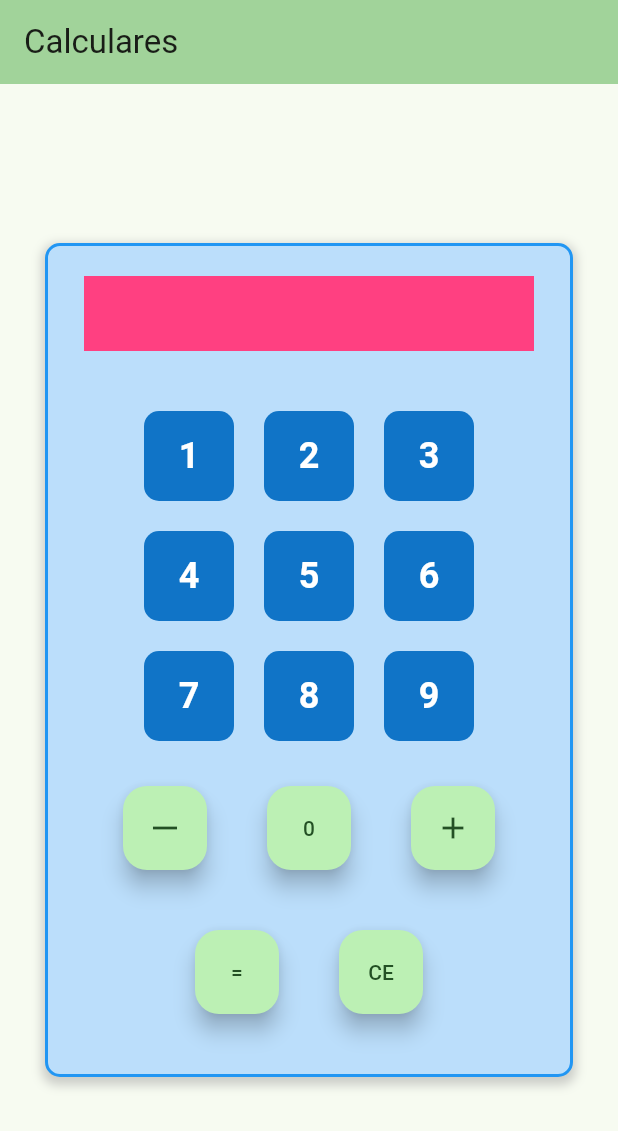
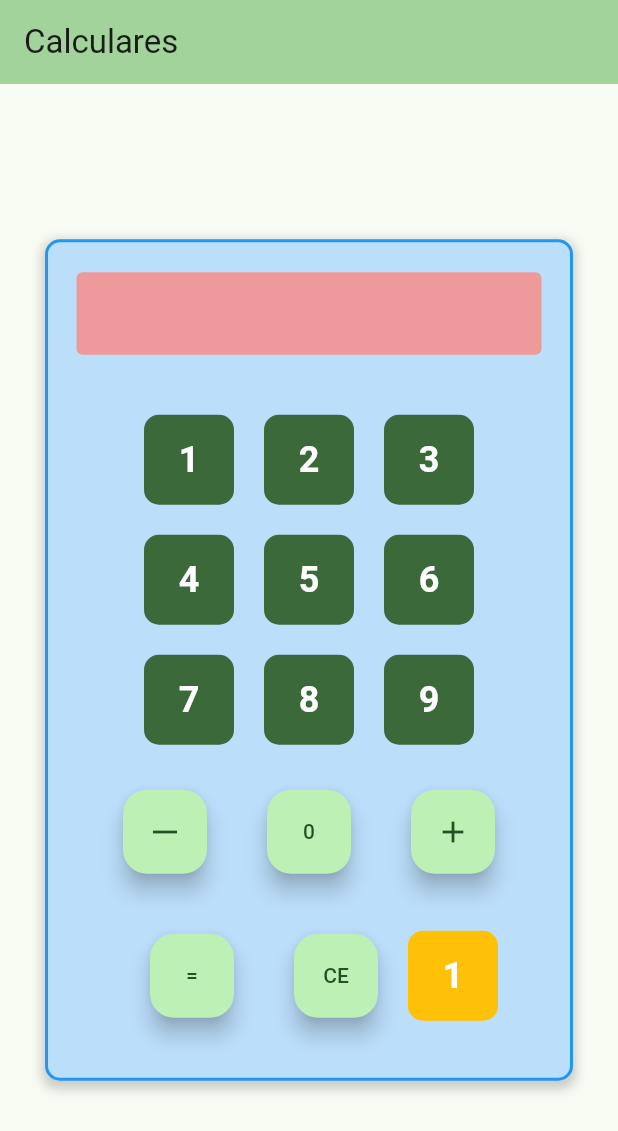
Before and after one commit to pedrourio/Calculadora-Flutter, a Flutter app: the screen it shows after launch, on a phone screen of 412 x 824 dp. Shown: the top 1131 px of the screen. Run offline on Flutter 3.47's test engine with Material 3 defaults, Android fonts, the phone set to English and light mode, and no system bars.

Commit message:
refactor: criando classe BotaoCalculadora para deixar o código limpo e escalável, centralizando o estilo dos botões

```diff
--- a/lib/Calculadora.dart
+++ b/lib/Calculadora.dart
@@ -2,6 +2,7 @@ import 'package:flutter/gestures.dart';
 import 'package:flutter/material.dart';
 import 'main.dart';
 import 'calculo.dart';
+import 'botao_calculadora.dart';
 
 class CalculadoraPage extends StatefulWidget {
   const CalculadoraPage({super.key, required this.title});
@@ -96,18 +97,39 @@ class _CalculadoraPageState extends State<CalculadoraPage> {
             child: Column(
               mainAxisAlignment: MainAxisAlignment.center,
               children: <Widget>[
-                Container(
-                  width: 300,
-                  height: 50,
+                AnimatedContainer(
+                  duration: const Duration(milliseconds: 800),
+                  width: _pressedButton != -1
+                    ? 310
+                    : 300,
+                  height: _pressedButton != -1
+                    ? 55
+                    : 50,
                   margin: EdgeInsets.fromLTRB(0, 20, 0, 10),
                   decoration: BoxDecoration(
-                    color: Colors.pinkAccent,
+                    color: _pressedButton != -1
+                    ? Colors.red[200]
+                    : Theme.of(context).colorScheme.inversePrimary,
+                    borderRadius: _pressedButton != -1
+                      ? BorderRadius.circular(4) // Circular
+                      : BorderRadius.circular(10),
                   ),
 
-                  child: SingleChildScrollView(
-                    dragStartBehavior: DragStartBehavior.down,
+                  child: Padding(
 
-                    child: Text(_calculator.result, style: Theme.of(context).textTheme.headlineMedium),
+                    padding: const EdgeInsets.all(8.0),
+                    child: SingleChildScrollView(
+
+                      dragStartBehavior: DragStartBehavior.down,
+                      reverse: true,
+                      scrollDirection: Axis.horizontal,
+                      keyboardDismissBehavior: ScrollViewKeyboardDismissBehavior.onDrag,
+                      primary: true,
+
+                      child: Text(
+                        _calculator.result,
+                        style: Theme.of(context).textTheme.headlineMedium),
+                    ),
                   ),
                 ),
                 Container(
@@ -149,10 +171,10 @@ class _CalculadoraPageState extends State<CalculadoraPage> {
                                   decoration: BoxDecoration(
                                     color: _pressedButton == i * 3 + j + 1
                                         ? Colors.green[300]
-                                        : const Color.fromARGB(255, 16, 116, 199),
+                                        : Theme.of(context).colorScheme.primary,
                                     borderRadius: _pressedButton == i * 3 + j + 1
-                                        ? BorderRadius.circular(30) // Circular
-                                        : BorderRadius.circular(10), // Rounded square
+                                        ? BorderRadius.circular(30)
+                                        : BorderRadius.circular(10),
                                   ),
                                   child: Center(
                                     child: Text(
@@ -230,6 +252,31 @@ class _CalculadoraPageState extends State<CalculadoraPage> {
                             child: Text('CE'),
                           ),
                         ),
+
+                        //BOTÃO TESTE
+                        BotaoCalculadora(
+                          backGroundColor: Colors.amber,
+                          buttonText: 1,
+                          onTapDown: (_) => setState(() {
+                                  _pressedButton = 0;
+                                }),
+                          onTapUp: (_) {
+                            _handleNumberPress(1);
+                            Future.delayed(const Duration(milliseconds: 200), () { //TEMPO QUE FICA APERTADO
+                              if (mounted) {
+                                setState(() {
+                                  _pressedButton =-1;
+                                });
+                              }
+                            });
+                          },
+                          onTapCancel: () {
+                            setState(() {
+                              _pressedButton =-1;
+                            });
+                          },
+
+                        )
                       ]
                     ),
                   ],
--- /dev/null
+++ b/lib/botao_calculadora.dart
@@ -0,0 +1,59 @@
+import 'package:flutter/material.dart';
+import 'main.dart';
+
+class BotaoCalculadora extends StatelessWidget{
+  final Color? backGroundColor;
+  final GestureTapDownCallback? onTapDown;
+  final GestureTapUpCallback? onTapUp;
+  final GestureTapCancelCallback? onTapCancel;
+  final bool? buttonState;
+  final int? buttonText;
+  final Icon? buttonIcon;
+
+  const BotaoCalculadora({
+    super.key,
+    this.backGroundColor,
+    this.onTapDown,
+    this.onTapUp,
+    this.onTapCancel,
+    this.buttonState,
+    this.buttonText,
+    this.buttonIcon,
+
+  });
+
+
+  @override
+  Widget build(BuildContext context){
+    return GestureDetector(
+      onTapUp:onTapUp,
+      onTapCancel: onTapCancel,
+      onTapDown: onTapDown,
+
+      child: AnimatedContainer(
+        duration: const Duration(milliseconds: 150),
+        width: 60,
+        height: 60,
+        decoration: BoxDecoration(
+          color: buttonState == true
+              ? Colors.green[300]
+              : backGroundColor,
+          borderRadius: buttonState == true
+              ? BorderRadius.circular(30)
+              : BorderRadius.circular(10),
+        ),
+        child: Center(
+          child: Text(
+            '$buttonText',
+            style: const TextStyle(
+              fontSize: 24,
+              color: Colors.white,
+              fontWeight: FontWeight.bold,
+            ),
+          ),
+        ),
+      ),
+
+    );
+  }
+}
```
